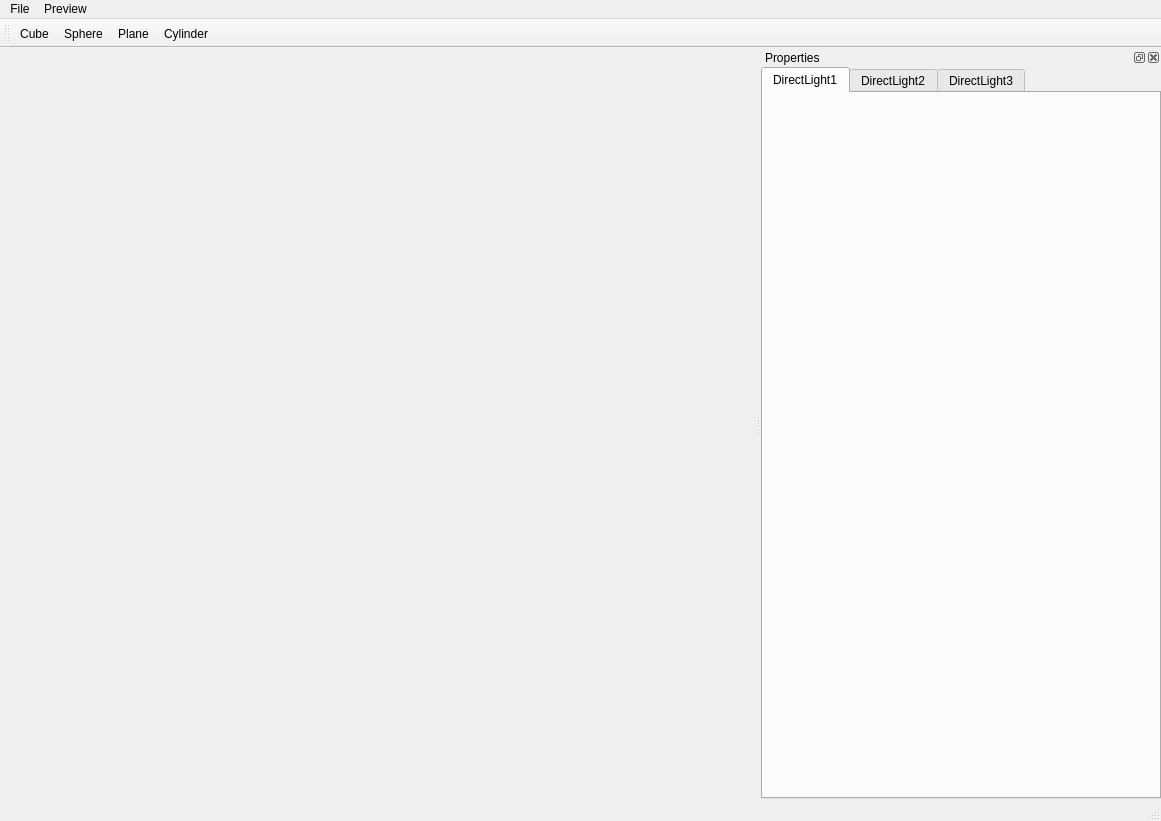
Above: Source/ZEditor/ZEDMaterialEditor/ZEDMaterialEditor.ui from orcun-gokbulut/ze before the change. Below: the same form after it.
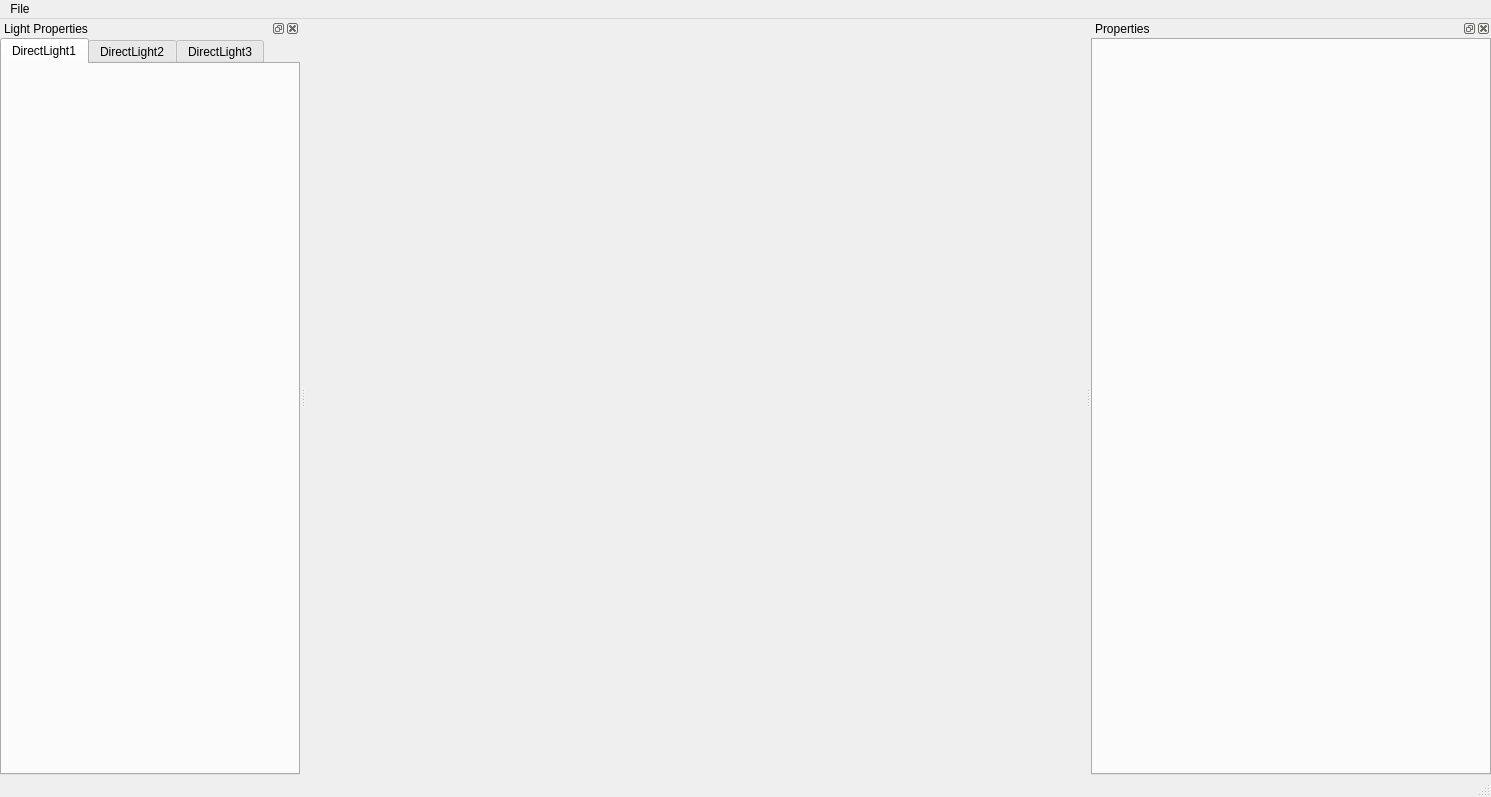
That is the form after the change.

Commit message: CHG : ZEDMaterialEditor is now capable of reading and saving .*ZEMATERIAL files(relative texture paths only). FIX : ZEFixedMaterial File read and write minor bug fixed. CHG : ZEDFileBrowser now replaces "/" with "\\" for correct path management.

Diff of the .ui file:
```diff
--- a/Source/ZEditor/ZEDMaterialEditor/ZEDMaterialEditor.ui
+++ b/Source/ZEditor/ZEDMaterialEditor/ZEDMaterialEditor.ui
@@ -6,8 +6,8 @@
    <rect>
     <x>0</x>
     <y>0</y>
-    <width>1161</width>
-    <height>821</height>
+    <width>1491</width>
+    <height>797</height>
    </rect>
   </property>
   <property name="windowTitle">
@@ -21,8 +21,8 @@
     <rect>
      <x>0</x>
      <y>0</y>
-     <width>1161</width>
-     <height>21</height>
+     <width>1491</width>
+     <height>18</height>
     </rect>
    </property>
    <widget class="QMenu" name="menuFile">
@@ -33,29 +33,7 @@
     <addaction name="actionSaveAs"/>
     <addaction name="actionClose"/>
    </widget>
-   <widget class="QMenu" name="menuPreview">
-    <property name="title">
-     <string>Preview</string>
-    </property>
-    <addaction name="actionCube"/>
-    <addaction name="actionSphere"/>
-    <addaction name="actionPlane"/>
-    <addaction name="actionCylinder"/>
-   </widget>
    <addaction name="menuFile"/>
-   <addaction name="menuPreview"/>
-  </widget>
-  <widget class="QToolBar" name="mainToolBar">
-   <attribute name="toolBarArea">
-    <enum>TopToolBarArea</enum>
-   </attribute>
-   <attribute name="toolBarBreak">
-    <bool>false</bool>
-   </attribute>
-   <addaction name="actionCube"/>
-   <addaction name="actionSphere"/>
-   <addaction name="actionPlane"/>
-   <addaction name="actionCylinder"/>
   </widget>
   <widget class="QStatusBar" name="statusBar"/>
   <widget class="QDockWidget" name="PropertyDockWidget">
@@ -85,19 +63,59 @@
      <item>
       <widget class="QTabWidget" name="PropertyTabWidget">
        <property name="currentIndex">
+        <number>-1</number>
+       </property>
+      </widget>
+     </item>
+    </layout>
+   </widget>
+  </widget>
+  <widget class="QDockWidget" name="LightsDockWidget">
+   <property name="minimumSize">
+    <size>
+     <width>300</width>
+     <height>124</height>
+    </size>
+   </property>
+   <property name="maximumSize">
+    <size>
+     <width>524287</width>
+     <height>524287</height>
+    </size>
+   </property>
+   <property name="windowTitle">
+    <string>Light Properties</string>
+   </property>
+   <attribute name="dockWidgetArea">
+    <number>1</number>
+   </attribute>
+   <widget class="QWidget" name="dockWidgetContents_2">
+    <layout class="QVBoxLayout" name="verticalLayout">
+     <property name="spacing">
+      <number>0</number>
+     </property>
+     <property name="margin">
+      <number>0</number>
+     </property>
+     <item>
+      <widget class="QTabWidget" name="LightPropertiesTabWidget">
+       <property name="currentIndex">
         <number>0</number>
        </property>
-       <widget class="QWidget" name="DirectLight1Tab">
+       <widget class="QWidget" name="tab">
         <attribute name="title">
          <string>DirectLight1</string>
         </attribute>
         <layout class="QVBoxLayout" name="DirectLight1TabLayout">
+         <property name="spacing">
+          <number>0</number>
+         </property>
          <property name="margin">
           <number>0</number>
          </property>
         </layout>
        </widget>
-       <widget class="QWidget" name="DirectLight2Tab">
+       <widget class="QWidget" name="tab_2">
         <attribute name="title">
          <string>DirectLight2</string>
         </attribute>
@@ -107,7 +125,7 @@
          </property>
         </layout>
        </widget>
-       <widget class="QWidget" name="DirectLight3Tab">
+       <widget class="QWidget" name="tab_3">
         <attribute name="title">
          <string>DirectLight3</string>
         </attribute>
```
Left out of the diff: 12 changed lines with no effect on the pictures. The commit also changes 8 other files.
